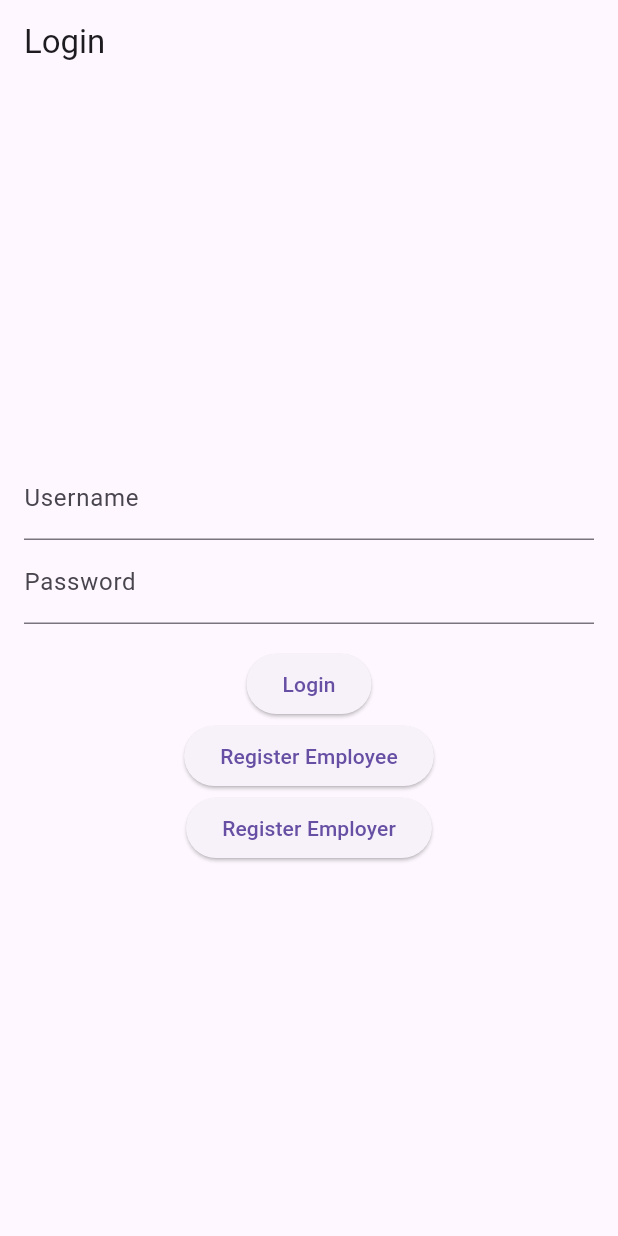
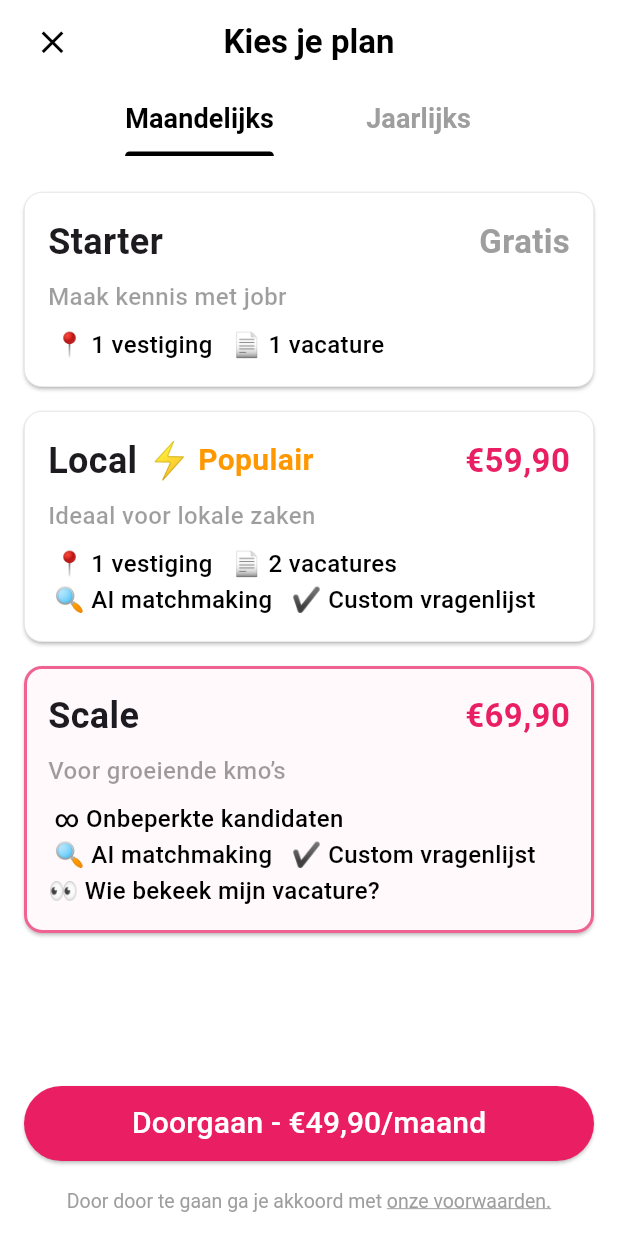
Before and after one commit to LYTE-studios/flutter-job-app, a Flutter app: the screen it shows after launch, on a phone screen of 412 x 824 dp. Run offline on Flutter 3.47's test engine with Material 3 defaults, Android fonts, the light colour scheme and no system bars; our stand-ins replace dio, flutter_secure_storage, flutter_svg_provider, go_router, logger; missing offline and left inert: lyte_studios_flutter_ui.

Commit message:
Made Subscription Pages

```diff
--- a/lib/main.dart
+++ b/lib/main.dart
@@ -1,10 +1,11 @@
 import 'package:flutter/material.dart';
+import 'package:flutter_exam/subscription_page.dart';
 import './login_screen.dart';
 
 void main() {
   runApp(MaterialApp(
     debugShowCheckedModeBanner: false,
     // theme: AppTheme.lightTheme,
-    home: LoginScreen(),
+    home: SubscriptionPage(),
   ));
 }
--- /dev/null
+++ b/lib/subscription_page.dart
@@ -0,0 +1,318 @@
+import 'package:flutter/gestures.dart';
+import 'package:flutter/material.dart';
+import 'package:url_launcher/url_launcher.dart';
+
+class TermsAndConditionsWidget extends StatelessWidget {
+  @override
+  Widget build(BuildContext context) {
+    return Padding(
+      padding: const EdgeInsets.symmetric(horizontal: 16, vertical: 8),
+      child: RichText(
+        textAlign: TextAlign.center,
+        text: TextSpan(
+          style: const TextStyle(fontSize: 13, color: Colors.grey),
+          children: [
+            const TextSpan(
+              text: 'Door door te gaan ga je akkoord met ',
+            ),
+            TextSpan(
+              text: 'onze voorwaarden.',
+              style: const TextStyle(
+                decoration: TextDecoration.underline,
+                color: Colors.grey, // Changed from blue to grey
+              ),
+              recognizer: TapGestureRecognizer()
+                ..onTap = () async {
+                  const url = 'https://lytestudios.be';
+                  if (await canLaunchUrl(Uri.parse(url))) {
+                    await launchUrl(Uri.parse(url));
+                  } else {
+                    throw 'Could not launch $url';
+                  }
+                },
+            ),
+          ],
+        ),
+      ),
+    );
+  }
+}
+
+class SubscriptionPage extends StatefulWidget {
+  @override
+  _SubscriptionPageState createState() => _SubscriptionPageState();
+}
+
+class _SubscriptionPageState extends State<SubscriptionPage> {
+  int _selectedIndex = 0;
+
+  void _onTabTapped(int index) {
+    setState(() {
+      _selectedIndex = index;
+    });
+  }
+
+  @override
+  Widget build(BuildContext context) {
+    return DefaultTabController(
+      length: 2,
+      child: Scaffold(
+        backgroundColor: Colors.white,
+        appBar: AppBar(
+          title: const Text(
+            'Kies je plan',
+            style: TextStyle(color: Colors.black, fontWeight: FontWeight.bold),
+          ),
+          backgroundColor: Colors.white,
+          elevation: 0,
+          centerTitle: true,
+          leading: IconButton(
+            icon: Padding(
+              padding: const EdgeInsets.only(left: 14.0),
+              child: const Icon(Icons.close, color: Colors.black, size: 25),
+            ),
+            onPressed: () {},
+          ),
+          bottom: TabBar(
+            padding: const EdgeInsets.symmetric(horizontal: 60),
+            onTap: _onTabTapped,
+            dividerColor: Colors.transparent,
+            indicatorColor: Colors.black,
+            labelColor: Colors.black,
+            labelStyle:
+                const TextStyle(fontWeight: FontWeight.bold, fontSize: 18),
+            unselectedLabelStyle: const TextStyle(
+                fontWeight: FontWeight.bold, fontSize: 18, color: Colors.grey),
+            tabs: const [
+              Tab(text: 'Maandelijks'),
+              Tab(text: 'Jaarlijks'),
+            ],
+          ),
+        ),
+        body: TabBarView(
+          children: [
+            MonthlyPlans(),
+            YearlyPlans(),
+          ],
+        ),
+      ),
+    );
+  }
+}
+
+class MonthlyPlans extends StatelessWidget {
+  @override
+  Widget build(BuildContext context) {
+    return Stack(
+      children: [
+        ListView(
+          padding: const EdgeInsets.all(16),
+          children: [
+            const PlanCard(
+              title: 'Starter',
+              price: 'Gratis',
+              description: 'Maak kennis met jobr',
+              offers: ' 📍 1 vestiging   📄 1 vacature',
+            ),
+            const PlanCard(
+              title: 'Local ⚡',
+              price: '€59,90',
+              description: 'Ideaal voor lokale zaken',
+              offers:
+                  ' 📍 1 vestiging   📄 2 vacatures\n 🔍 AI matchmaking   ✔️ Custom vragenlijst',
+              isPopular: true,
+            ),
+            PlanCard(
+              title: 'Scale',
+              price: '€69,90',
+              description: 'Voor groeiende kmo’s',
+              offers:
+                  ' ∞ Onbeperkte kandidaten \n 🔍 AI matchmaking   ✔️ Custom vragenlijst   \n👀 Wie bekeek mijn vacature?',
+              backgroundColor: const Color.fromARGB(255, 255, 249, 251),
+            ),
+            const SizedBox(height: 20),
+          ],
+        ),
+        Positioned(
+          bottom: 50, // Adjust to ensure button and widget fit
+          left: 16,
+          right: 16,
+          child: ElevatedButton(
+            style: ElevatedButton.styleFrom(
+              backgroundColor: Colors.pink,
+              minimumSize: const Size.fromHeight(50),
+            ),
+            onPressed: () {},
+            child: const Text(
+              'Doorgaan - €49,90/maand',
+              style: TextStyle(color: Colors.white, fontSize: 20),
+            ),
+          ),
+        ),
+        Positioned(
+          bottom: 8, // Ensure the widget is at the bottom
+          left: 0,
+          right: 0,
+          child: TermsAndConditionsWidget(),
+        ),
+      ],
+    );
+  }
+}
+
+class YearlyPlans extends StatelessWidget {
+  @override
+  Widget build(BuildContext context) {
+    return Stack(
+      children: [
+        ListView(
+          padding: const EdgeInsets.all(16),
+          children: [
+            PlanCard(
+              title: 'Starter',
+              price: 'Gratis',
+              description: 'Maak kennis met jobr',
+              offers: '📍 1 vestiging  📄 1 vacature',
+            ),
+            PlanCard(
+              title: 'Local ⚡',
+              price: '€19,90',
+              description: 'Ideaal voor lokale zaken',
+              offers:
+                  '📍 1 vestiging\n📄 2 vacatures 🔍 AI matchmaking\n👀 Wie bekeek je profiel?',
+              isPopular: true,
+            ),
+            PlanCard(
+              title: 'Scale',
+              price: '€89,90',
+              description: 'Voor groeiende kmo’s',
+              offers:
+                  '📍 Meerdere vestigingen   📄 5 vacatures\n🔍 AI matchmaking  👀 Wie bekeek je profiel? \n ✔️ Vragenlijst',
+              backgroundColor: const Color.fromARGB(255, 255, 249, 251),
+            ),
+            const SizedBox(height: 20),
+          ],
+        ),
+        Positioned(
+          bottom: 50, // Adjust to ensure button and widget fit
+          left: 16,
+          right: 16,
+          child: ElevatedButton(
+            style: ElevatedButton.styleFrom(
+              backgroundColor: Colors.pink,
+              minimumSize: const Size.fromHeight(50),
+            ),
+            onPressed: () {},
+            child: const Text('Doorgaan - €478,80/jaar',
+                style: TextStyle(color: Colors.white, fontSize: 20)),
+          ),
+        ),
+        Positioned(
+          bottom: 8, // Ensure the widget is at the bottom
+          left: 0,
+          right: 0,
+          child: TermsAndConditionsWidget(),
+        ),
+      ],
+    );
+  }
+}
+
+class PlanCard extends StatelessWidget {
+  final String title;
+  final String price;
+  final String description;
+  final String offers;
+  final Color backgroundColor;
+  final bool isPopular;
+
+  const PlanCard({
+    required this.title,
+    required this.price,
+    required this.description,
+    this.backgroundColor = Colors.white,
+    this.isPopular = false,
+    required this.offers,
+  });
+
+  Widget build(BuildContext context) {
+    return Card(
+      margin: const EdgeInsets.symmetric(vertical: 8),
+      color: backgroundColor,
+      shape: RoundedRectangleBorder(
+        borderRadius: BorderRadius.circular(12),
+        side: BorderSide(
+          color: (title == 'Scale')
+              ? Colors.pink.shade300
+              : Colors.black12, // Conditional border color
+          width: (title == 'Scale') ? 2 : 0.5, // Border width
+        ),
+      ),
+      child: Padding(
+        padding: const EdgeInsets.all(16),
+        child: Column(
+          crossAxisAlignment: CrossAxisAlignment.start,
+          children: [
+            Row(
+              children: [
+                Expanded(
+                  child: Row(
+                    children: [
+                      Text(
+                        title,
+                        style: const TextStyle(
+                          fontSize: 24,
+                          fontWeight: FontWeight.bold,
+                        ),
+                      ),
+                      if (isPopular) // Add "Populair" next to the title
+                        const Padding(
+                          padding: EdgeInsets.only(left: 4.0),
+                          child: Text(
+                            'Populair',
+                            style: TextStyle(
+                              fontSize: 20,
+                              color: Colors.orange,
+                              fontWeight: FontWeight.bold,
+                            ),
+                          ),
+                        ),
+                    ],
+                  ),
+                ),
+                Text(
+                  price,
+                  style: TextStyle(
+                    fontSize: 22,
+                    color: (price == 'Gratis') ? Colors.grey : Colors.pink,
+                    fontWeight: FontWeight.bold,
+                  ),
+                ),
+              ],
+            ),
+            const SizedBox(height: 8),
+            Text(
+              description,
+              style: const TextStyle(
+                fontSize: 16,
+                fontWeight: FontWeight.w500,
+                color: Colors.black38,
+                height: 1.5,
+              ),
+            ),
+            const SizedBox(height: 8),
+            Text(
+              offers,
+              style: const TextStyle(
+                fontSize: 16,
+                fontWeight: FontWeight.w500,
+                color: Colors.black,
+                height: 1.5,
+              ),
+            ),
+          ],
+        ),
+      ),
+    );
+  }
+}
```
Also changed, not shown: 1 other file.
